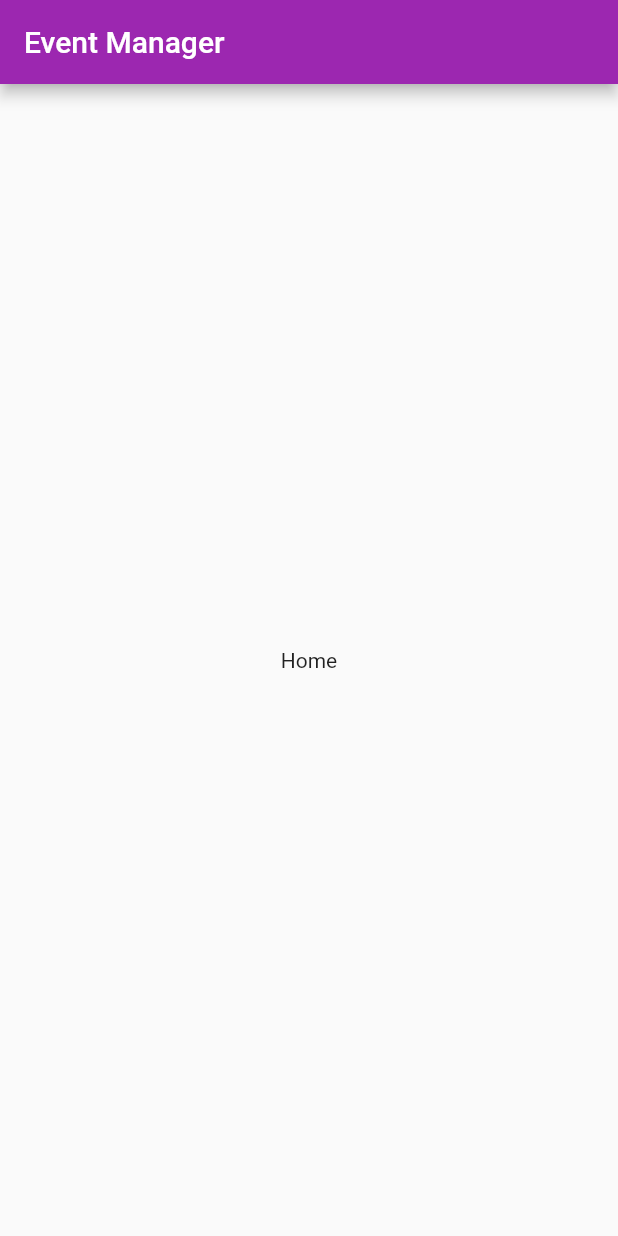
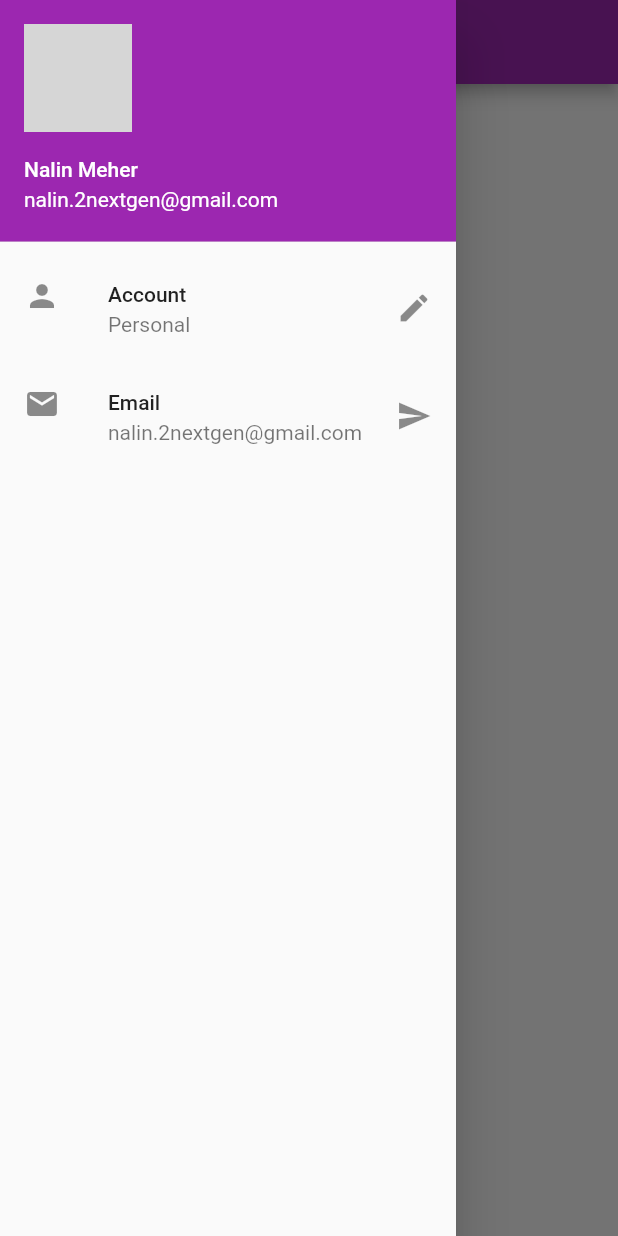
Before and after one commit to NalinMeher/Event-Manager, a Flutter app: the screen it shows after launch, with the side drawer open (before the commit the screen has no drawer), on a phone screen of 412 x 824 dp. Run offline on Flutter 3.47's test engine with Material 2 defaults, Android fonts, the phone set to English and light mode, and no system bars; network calls fail; grey boxes are pictures that could not be loaded.

Commit message:
Added Drawer to Home Page.

```diff
--- a/event_manager/lib/pages/Home.dart
+++ b/event_manager/lib/pages/Home.dart
@@ -12,6 +12,32 @@ class Home extends StatelessWidget {
       body: const Center(
         child: Text("Home"),
       ),
+      drawer: Drawer(
+        child: ListView(
+          padding: EdgeInsets.zero,
+          children: const <Widget>[
+            UserAccountsDrawerHeader(
+                accountName: Text("Nalin Meher"),
+                accountEmail: Text("nalin.2nextgen@gmail.com"),
+                currentAccountPicture: CircleAvatar(
+                  backgroundImage: NetworkImage(
+                      "https://yt3.ggpht.com/ytc/AKedOLSotxxtxDSF8sEWdRtDqDpHti27tuntj-96VWOKUg=s900-c-k-c0x00ffffff-no-rj"),
+                )),
+            ListTile(
+              leading: Icon(Icons.person),
+              title: Text("Account"),
+              subtitle: Text("Personal"),
+              trailing: Icon(Icons.edit),
+            ),
+            ListTile(
+              leading: Icon(Icons.email),
+              title: Text("Email"),
+              subtitle: Text("nalin.2nextgen@gmail.com"),
+              trailing: Icon(Icons.send),
+            )
+          ],
+        ),
+      ),
     );
   }
 }
```
